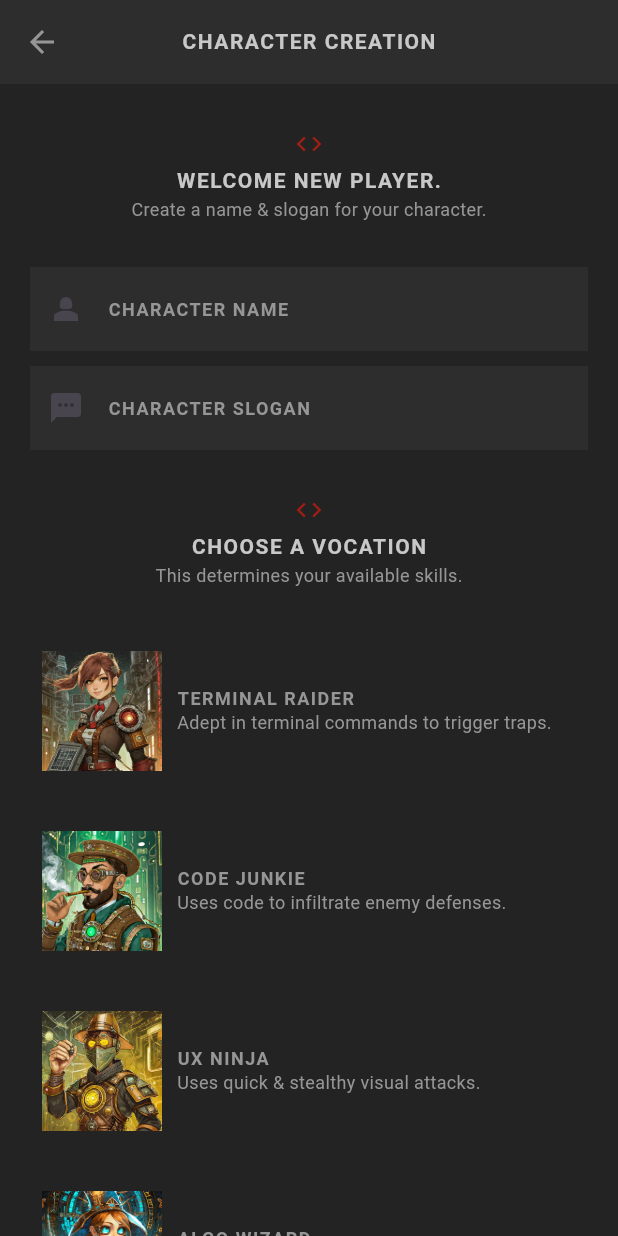
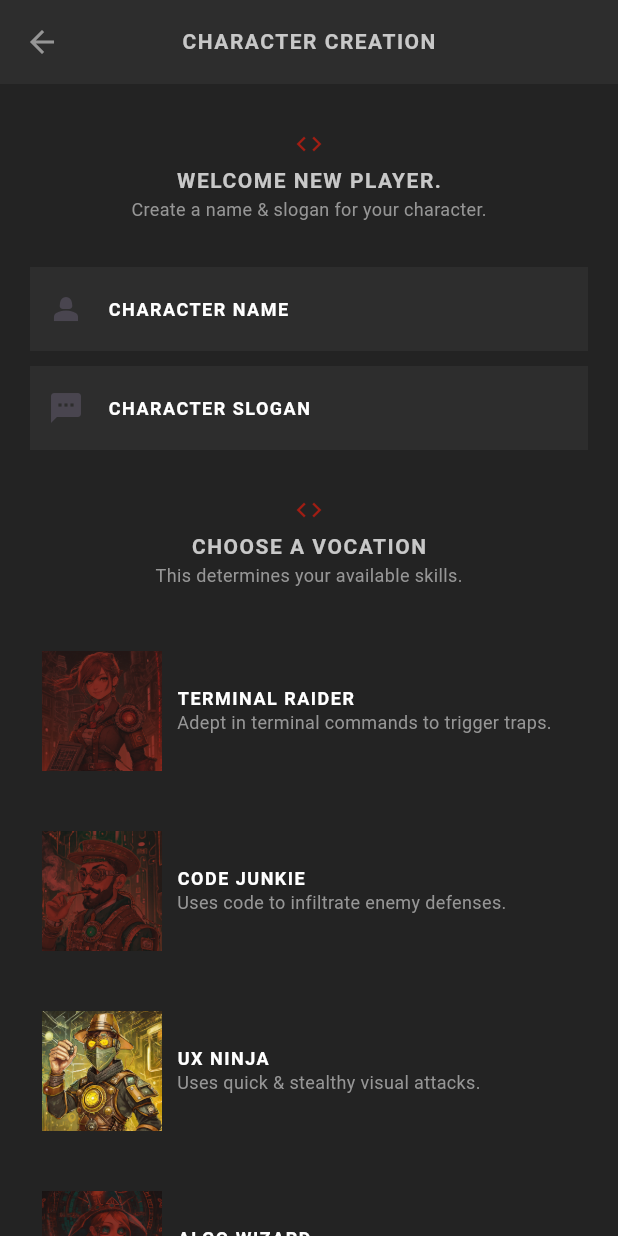
Before and after one commit to joaoKnisspell/flutter_rpg, a Flutter app: the NewCharacter screen opened directly, on a phone screen of 412 x 824 dp. Run offline on Flutter 3.47's test engine with Material 3 defaults, Android fonts, the phone set to English and light mode, and no system bars.

Commit message:
upload branch.

```diff
--- a/lib/screens/newCharacter/new_character.dart
+++ b/lib/screens/newCharacter/new_character.dart
@@ -1,5 +1,6 @@
 import 'package:flutter/material.dart';
 import 'package:rpg_app/models/vocations_enum.dart';
+import 'package:rpg_app/shared/styled_button.dart';
 import 'package:rpg_app/shared/widgets/styled_section_divider.dart';
 import 'package:rpg_app/shared/widgets/styled_text.dart';
 import 'package:rpg_app/shared/widgets/styled_vocation_card.dart';
@@ -13,6 +14,10 @@ class NewCharacter extends StatefulWidget {
 }
 
 class _NewCharacterState extends State<NewCharacter> {
+  final TextEditingController _nameController = TextEditingController();
+  final TextEditingController _sloganController = TextEditingController();
+  VocationsEnum selectedVocation = VocationsEnum.terminalRaider;
+
   @override
   Widget build(BuildContext context) {
     return Scaffold(
@@ -29,6 +34,7 @@ class _NewCharacterState extends State<NewCharacter> {
                     title: 'Welcome New Player.',
                     subtitle: 'Create a name & slogan for your character.'),
                 TextField(
+                  controller: _nameController,
                   style: TextStyle(
                     color: AppColors.textColor,
                   ),
@@ -41,6 +47,7 @@ class _NewCharacterState extends State<NewCharacter> {
                   height: 10,
                 ),
                 TextField(
+                  controller: _sloganController,
                   style: TextStyle(
                     color: AppColors.textColor,
                   ),
@@ -54,18 +61,49 @@ class _NewCharacterState extends State<NewCharacter> {
                   title: 'Choose a Vocation',
                   subtitle: 'This determines your available skills.',
                 ),
-                const StyledVocationCard(vocation: VocationsEnum.algoWizard),
-                const StyledVocationCard(vocation: VocationsEnum.codeJunkie),
-                const StyledVocationCard(
-                    vocation: VocationsEnum.terminalRaider),
-                const StyledVocationCard(vocation: VocationsEnum.uxNinja),
+                StyledVocationCard(
+                  vocation: VocationsEnum.algoWizard,
+                  isSelected: selectedVocation == VocationsEnum.algoWizard,
+                  onTap: () {
+                    setState(() {
+                      selectedVocation = VocationsEnum.algoWizard;
+                    });
+                  },
+                ),
+                StyledVocationCard(
+                  vocation: VocationsEnum.codeJunkie,
+                  isSelected: selectedVocation == VocationsEnum.codeJunkie,
+                  onTap: () {
+                    setState(() {
+                      selectedVocation = VocationsEnum.codeJunkie;
+                    });
+                  },
+                ),
+                StyledVocationCard(
+                  vocation: VocationsEnum.terminalRaider,
+                  isSelected: selectedVocation == VocationsEnum.terminalRaider,
+                  onTap: () {
+                    setState(() {
+                      selectedVocation = VocationsEnum.terminalRaider;
+                    });
+                  },
+                ),
+                StyledVocationCard(
+                  vocation: VocationsEnum.uxNinja,
+                  isSelected: selectedVocation == VocationsEnum.uxNinja,
+                  onTap: () {
+                    setState(() {
+                      selectedVocation = VocationsEnum.uxNinja;
+                    });
+                  },
+                ),
                 const StyledSectionDivider(
                   title: 'GOOD LUCK.',
                   subtitle: 'And enjoy the journey...',
                 ),
-                FilledButton(
+                StyledButton(
                   onPressed: () {},
-                  child: const Text('Create Character'),
+                  text: 'Create Character',
                 )
               ],
             ),
--- a/lib/shared/widgets/styled_vocation_card.dart
+++ b/lib/shared/widgets/styled_vocation_card.dart
@@ -4,12 +4,20 @@ import 'package:rpg_app/shared/widgets/styled_text.dart';
 
 class StyledVocationCard extends StatelessWidget {
   final VocationsEnum vocation;
+  final bool isSelected;
+  final void Function() onTap;
 
-  const StyledVocationCard({super.key, required this.vocation});
+  const StyledVocationCard(
+      {super.key,
+      required this.vocation,
+      required this.isSelected,
+      required this.onTap});
 
   @override
   Widget build(BuildContext context) {
-    return Padding(
+    return GestureDetector(
+      onTap: onTap,
+      child: Padding(
         padding: const EdgeInsets.symmetric(horizontal: 8, vertical: 12),
         child: Card(
           color: Colors.transparent,
@@ -17,6 +25,11 @@ class StyledVocationCard extends StatelessWidget {
             children: [
               Image.asset(
                 'assets/img/vocations/${vocation.image}',
+                color: !isSelected
+                    ? Colors.red.withOpacity(0.5)
+                    : Colors.transparent,
+                colorBlendMode:
+                    !isSelected ? BlendMode.modulate : BlendMode.color,
                 width: 80,
               ),
               const SizedBox(width: 10),
@@ -30,6 +43,7 @@ class StyledVocationCard extends StatelessWidget {
             ],
           ),
         ),
+      ),
     );
   }
 }
--- a/lib/theme.dart
+++ b/lib/theme.dart
@@ -23,9 +23,9 @@ ThemeData primaryTheme = ThemeData(
       color: AppColors.textColor,
       fontSize: 12,
     ),
-    headlineMedium: TextStyle(
+    headlineMedium: const TextStyle(
       fontSize: 12,
-      color: AppColors.textColor,
+      color: Colors.white,
       letterSpacing: 1,
       fontWeight: FontWeight.bold,
     ),
```
Also changed, not shown: lib/screens/home/home.dart (+13 -0 lines), lib/shared/styled_button.dart (added, +29 -0 lines). Lines whose indentation alone changed are shown as unchanged.
